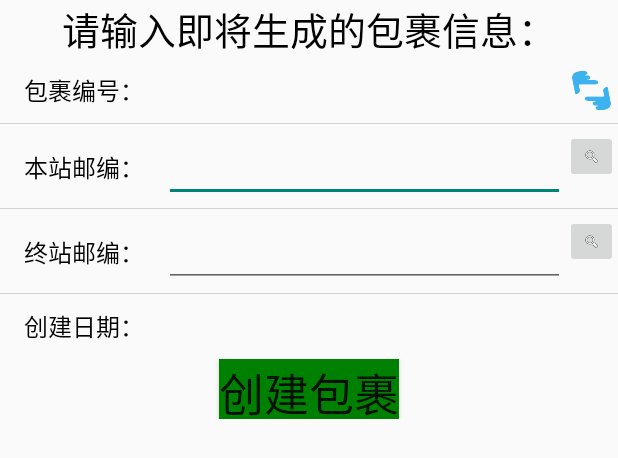
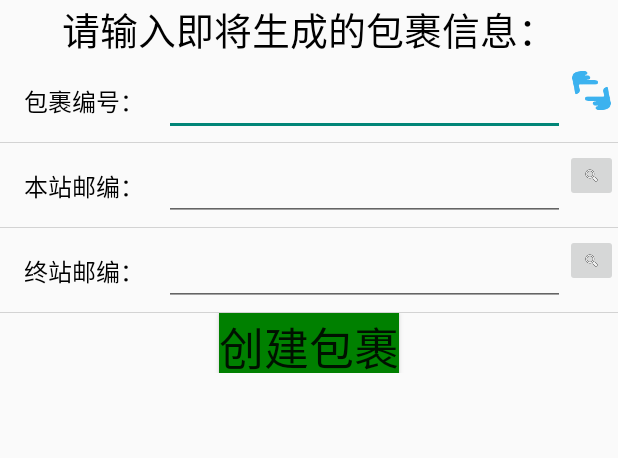
Before and after one commit to lyy-123456/anlifenxi-app, an Android app: the layout activity_package_create.xml on its own in the app's theme, with its tools: preview values and no code run, on a phone screen of 412 x 824 dp. Shown: the top 458 px of the screen. Run offline under Robolectric (Android 15) with nearby library versions, the phone set to English and light mode, and no system bars.

Commit message:
第一次提交

```diff
--- a/app/src/main/java/extrace/loader/TransPackageLoader.java
+++ b/app/src/main/java/extrace/loader/TransPackageLoader.java
@@ -1,6 +1,7 @@
 package extrace.loader;
 
 import android.app.Activity;
+import android.util.Log;
 import android.widget.Toast;
 
 import com.google.gson.reflect.TypeToken;
@@ -31,6 +32,7 @@ public class TransPackageLoader extends HttpAsyncTask {
 		{
 			TransPackage ci = JsonUtils.fromJson(json_data, new TypeToken<TransPackage>(){});
 			adapter.setData(ci);
+			Log.d("TransPackageLoader,onDataReceive",ci.toString());
 			adapter.notifyDataSetChanged();
 		}
 		else if(class_name.equals("R_TransPackage"))		//保存完成
--- a/app/src/main/java/extrace/ui/domain/ExpressListAdapter.java
+++ b/app/src/main/java/extrace/ui/domain/ExpressListAdapter.java
@@ -44,6 +44,7 @@ public class ExpressListAdapter extends ArrayAdapter<ExpressSheet> implements ID
 			return itemList.get(position).hashCode();
 		return 0;
 	}
+
 
 	@Override
 	public View getView(int position, View convertView, ViewGroup parent) {
--- a/app/src/main/res/layout/activity_package_create.xml
+++ b/app/src/main/res/layout/activity_package_create.xml
@@ -29,7 +29,7 @@
             android:textColor="@color/black"
             android:textSize="16dip">
         </TextView>
-        <TextView
+        <EditText
             android:id="@+id/packageId"
             android:layout_width="match_parent"
             android:layout_height="wrap_content"
@@ -39,7 +39,7 @@
             android:gravity="center"
             android:textColor="@color/black"
             android:textSize="20dip">
-        </TextView>
+        </EditText>
         <ImageView
             android:id="@+id/action_pk_exp_icon"
             android:layout_width="35dp"
@@ -133,35 +133,6 @@
         android:background="@color/lightgray" />
     <LinearLayout
         android:layout_width="match_parent"
-        android:layout_height="wrap_content"
-        android:orientation="horizontal"
-        android:paddingBottom="4dip"
-        android:paddingLeft="5dip"
-        android:paddingTop="4dip" >
-        <TextView
-            android:layout_width="90dp"
-            android:layout_height="35dp"
-            android:text="创建日期："
-            android:layout_marginLeft="6dp"
-            android:gravity="center"
-            android:textColor="@color/black"
-            android:textSize="16dip">
-        </TextView>
-        <TextView
-            android:id="@+id/create_pkg_time"
-            android:layout_width="match_parent"
-            android:layout_height="wrap_content"
-            android:layout_marginLeft="8dp"
-            android:layout_weight="1"
-
-            android:gravity="center"
-            android:textColor="@color/black"
-            android:textSize="20dip">
-        </TextView>
-
-    </LinearLayout>
-    <LinearLayout
-        android:layout_width="match_parent"
         android:layout_height="40dip"
         android:orientation="vertical"
         android:gravity="center_horizontal">
```
Also changed, not shown: app/src/main/java/extrace/ui/packages/ExpressInPacListAdapter.java (added, +110 -0 lines), app/src/main/java/extrace/ui/packages/ExpressInPacListFragment.java (added, +61 -0 lines), app/src/main/java/extrace/ui/packages/PackageCreateActivity.java (+70 -29 lines), app/src/main/java/extrace/ui/packages/PackageEditActivity.java (+31 -1 lines), app/src/main/res/layout/activity_package_edit.xml (+6 -1 lines).
